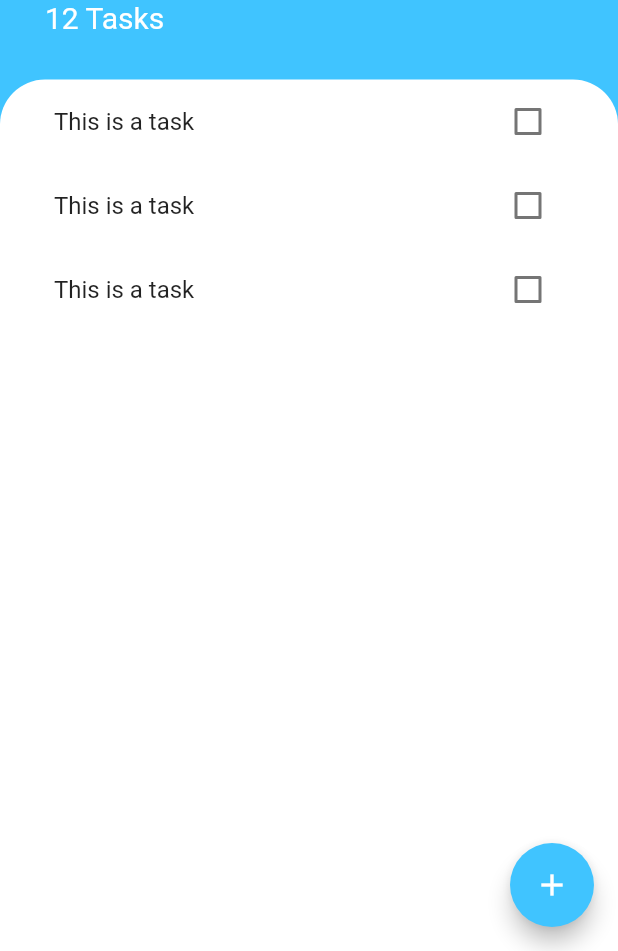
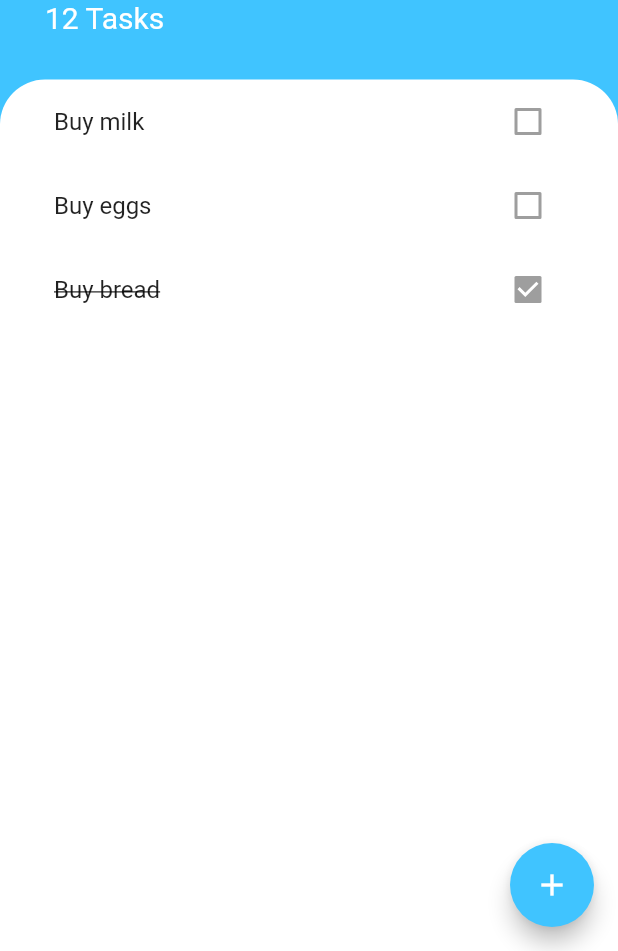
Before and after one commit to conandung99/todoey_flutter, a Flutter app: the screen it shows after launch, on a phone screen of 412 x 824 dp, the part 285-1236 px from its top. Run offline on Flutter 3.47's test engine with Material 2 defaults, Android fonts, the phone set to English and light mode, and no system bars.

Commit message:
[update] Make ListView as dynamic Tasks. Change to ListView.builder()

```diff
--- /dev/null
+++ b/lib/models/task.dart
@@ -0,0 +1,10 @@
+class Task {
+  String title;
+  bool done;
+
+  Task({this.title, this.done});
+
+  void toggleDone() {
+    done = !done;
+  }
+}
--- a/lib/widgets/task_list.dart
+++ b/lib/widgets/task_list.dart
@@ -1,15 +1,29 @@
 import 'package:flutter/material.dart';
 import 'package:todoey_flutter/widgets/task_tile.dart';
+import 'package:todoey_flutter/models/task.dart';
 
-class TaskList extends StatelessWidget {
+class TaskList extends StatefulWidget {
+  @override
+  _TaskListState createState() => _TaskListState();
+}
+
+class _TaskListState extends State<TaskList> {
+  List<Task> taskList = [
+    Task(title: 'Buy milk', done: false),
+    Task(title: 'Buy eggs', done: false),
+    Task(title: 'Buy bread', done: true),
+  ];
+
   @override
   Widget build(BuildContext context) {
-    return ListView(
-      children: [
-        TaskTile(),
-        TaskTile(),
-        TaskTile(),
-      ],
+    return ListView.builder(
+      itemBuilder: (context, index) {
+        return TaskTile(
+          title: taskList[index].title,
+          isChecked: taskList[index].done,
+        );
+      },
+      itemCount: taskList.length,
     );
   }
 }
--- a/lib/widgets/task_tile.dart
+++ b/lib/widgets/task_tile.dart
@@ -1,45 +1,30 @@
 import 'package:flutter/material.dart';
 
-class TaskTile extends StatefulWidget {
-  @override
-  _TaskTileState createState() => _TaskTileState();
-}
+class TaskTile extends StatelessWidget {
+  final bool isChecked;
+  final String title;
 
-class _TaskTileState extends State<TaskTile> {
-  bool isChecked = false;
-  void checkBoxCallback(bool value) {
-    setState(() {
-      isChecked = value;
-    });
-  }
+  TaskTile({this.isChecked, this.title});
 
   @override
   Widget build(BuildContext context) {
     return ListTile(
       title: Text(
-        'This is a task',
+        title,
         style: TextStyle(
           decoration: isChecked ? TextDecoration.lineThrough : null,
         ),
       ),
-      trailing: TaskCheckbox(
-        checkBox: isChecked,
-        toggleCheckBox: checkBoxCallback,
+      trailing: Checkbox(
+        value: isChecked,
+        // onChanged: checkBoxCallback,
       ),
     );
   }
 }
 
-class TaskCheckbox extends StatelessWidget {
-  final bool checkBox;
-  final Function toggleCheckBox;
-  TaskCheckbox({this.checkBox, this.toggleCheckBox});
-
-  @override
-  Widget build(BuildContext context) {
-    return Checkbox(
-      value: checkBox,
-      onChanged: toggleCheckBox,
-    );
-  }
-}
+// void checkBoxCallback(bool value) {
+//   setState(() {
+//     isChecked = value;
+//   });
+// }
```
